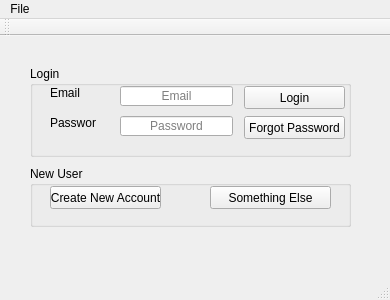
Old version of the form MainScreen/mainwindow.ui in the repository ak2300941/Cis17BGroupProject.
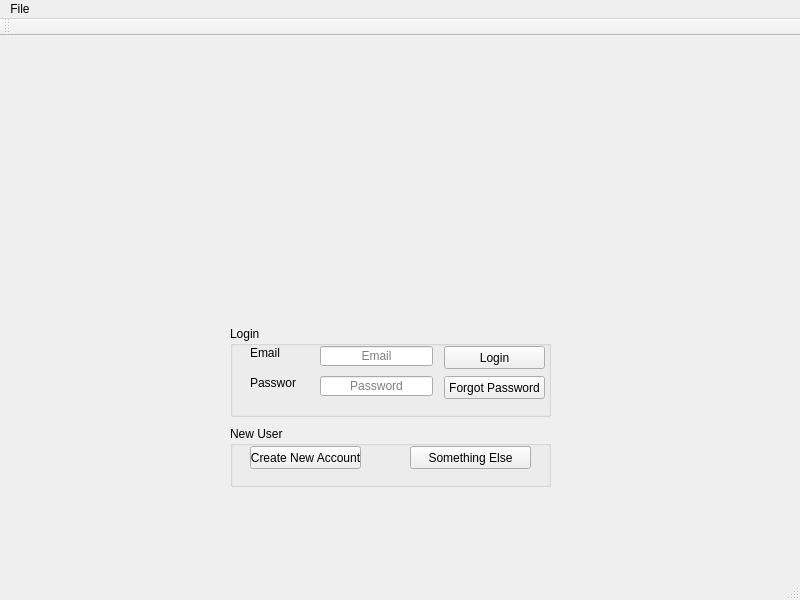
New version of the form.

```diff
--- a/MainScreen/mainwindow.ui
+++ b/MainScreen/mainwindow.ui
@@ -6,10 +6,22 @@
    <rect>
     <x>0</x>
     <y>0</y>
-    <width>390</width>
-    <height>300</height>
+    <width>800</width>
+    <height>600</height>
    </rect>
   </property>
+  <property name="minimumSize">
+   <size>
+    <width>800</width>
+    <height>600</height>
+   </size>
+  </property>
+  <property name="maximumSize">
+   <size>
+    <width>800</width>
+    <height>600</height>
+   </size>
+  </property>
   <property name="windowTitle">
    <string>MainWindow</string>
   </property>
@@ -23,8 +35,8 @@
    <widget class="QGroupBox" name="groupBox">
     <property name="geometry">
      <rect>
-      <x>30</x>
-      <y>30</y>
+      <x>230</x>
+      <y>290</y>
       <width>321</width>
       <height>91</height>
      </rect>
@@ -123,8 +135,8 @@
    <widget class="QGroupBox" name="groupBox_2">
     <property name="geometry">
      <rect>
-      <x>30</x>
-      <y>130</y>
+      <x>230</x>
+      <y>390</y>
       <width>321</width>
       <height>61</height>
      </rect>
@@ -165,7 +177,7 @@
     <rect>
      <x>0</x>
      <y>0</y>
-     <width>390</width>
+     <width>800</width>
      <height>21</height>
     </rect>
    </property>
@@ -182,7 +194,7 @@
     <enum>TopToolBarArea</enum>
    </attribute>
    <attribute name="toolBarBreak">
-    <bool>true</bool>
+    <bool>false</bool>
    </attribute>
   </widget>
   <widget class="QStatusBar" name="statusBar"/>
```
